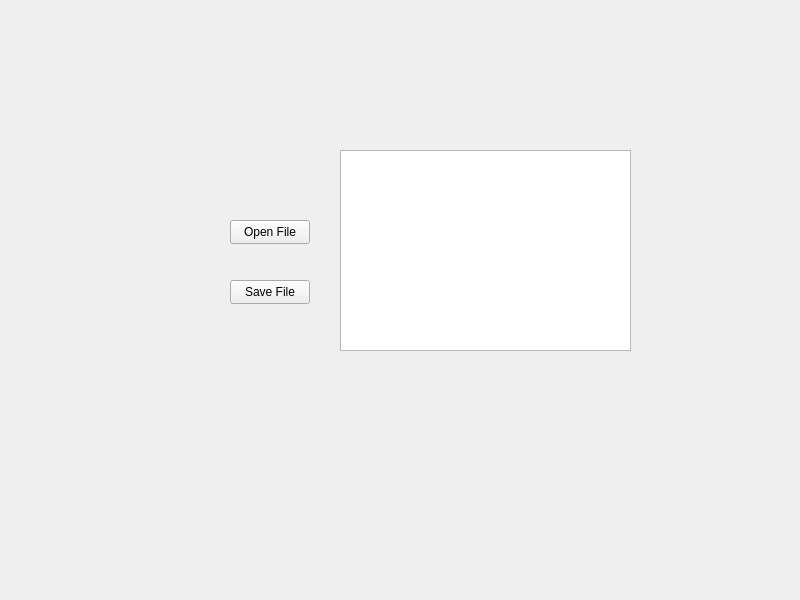
ChenBoWei0208/Raman-Spectra-automated-data-processing, file form.ui: the form before one commit.
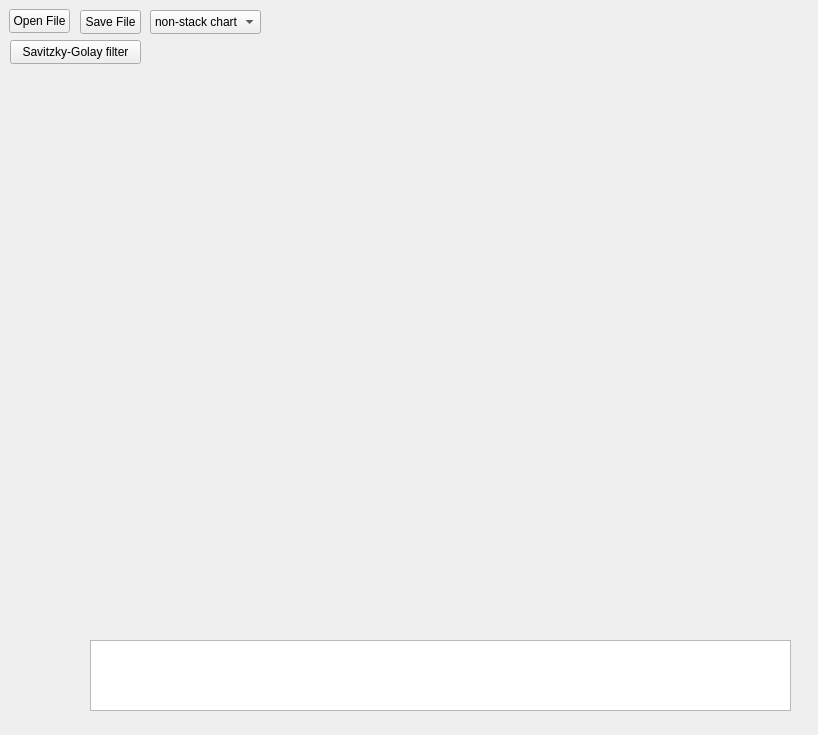
The form after the commit.

Commit message: feat-smooth, graph stack/non stack

Patch:
```diff
--- a/form.ui
+++ b/form.ui
@@ -6,42 +6,42 @@
    <rect>
     <x>0</x>
     <y>0</y>
-    <width>800</width>
-    <height>600</height>
+    <width>818</width>
+    <height>735</height>
    </rect>
   </property>
+  <property name="minimumSize">
+   <size>
+    <width>818</width>
+    <height>0</height>
+   </size>
+  </property>
+  <property name="maximumSize">
+   <size>
+    <width>818</width>
+    <height>16777215</height>
+   </size>
+  </property>
   <property name="windowTitle">
    <string>Widget</string>
   </property>
-  <widget class="QPushButton" name="Open_File">
+  <widget class="QWidget" name="verticalLayoutWidget">
    <property name="geometry">
     <rect>
-     <x>230</x>
-     <y>220</y>
-     <width>80</width>
-     <height>24</height>
+     <x>70</x>
+     <y>130</y>
+     <width>721</width>
+     <height>481</height>
     </rect>
    </property>
-   <property name="text">
-    <string>Open File</string>
-   </property>
-  </widget>
-  <widget class="QTextEdit" name="view">
-   <property name="geometry">
-    <rect>
-     <x>340</x>
-     <y>150</y>
-     <width>291</width>
-     <height>201</height>
-    </rect>
-   </property>
+   <layout class="QVBoxLayout" name="layout"/>
   </widget>
   <widget class="QPushButton" name="Save_File">
    <property name="geometry">
     <rect>
-     <x>230</x>
-     <y>280</y>
-     <width>80</width>
+     <x>80</x>
+     <y>10</y>
+     <width>61</width>
      <height>24</height>
     </rect>
    </property>
@@ -49,6 +49,62 @@
     <string>Save File</string>
    </property>
   </widget>
+  <widget class="QPushButton" name="Open_File">
+   <property name="geometry">
+    <rect>
+     <x>9</x>
+     <y>9</y>
+     <width>61</width>
+     <height>24</height>
+    </rect>
+   </property>
+   <property name="text">
+    <string>Open File</string>
+   </property>
+  </widget>
+  <widget class="QTextEdit" name="textEdit">
+   <property name="geometry">
+    <rect>
+     <x>90</x>
+     <y>640</y>
+     <width>701</width>
+     <height>71</height>
+    </rect>
+   </property>
+  </widget>
+  <widget class="QComboBox" name="stack_box">
+   <property name="geometry">
+    <rect>
+     <x>150</x>
+     <y>10</y>
+     <width>111</width>
+     <height>24</height>
+    </rect>
+   </property>
+   <item>
+    <property name="text">
+     <string>non-stack chart</string>
+    </property>
+   </item>
+   <item>
+    <property name="text">
+     <string>stack chart</string>
+    </property>
+   </item>
+  </widget>
+  <widget class="QPushButton" name="filterButton">
+   <property name="geometry">
+    <rect>
+     <x>10</x>
+     <y>40</y>
+     <width>131</width>
+     <height>24</height>
+    </rect>
+   </property>
+   <property name="text">
+    <string>Savitzky-Golay filter</string>
+   </property>
+  </widget>
  </widget>
  <resources/>
  <connections/>
```
The commit also changes 2 other files.
